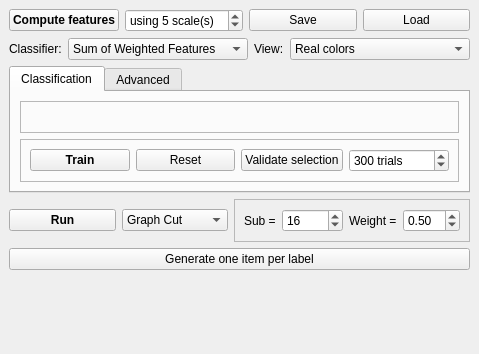
Old version of the form Polyhedron/demo/Polyhedron/Plugins/Classification/Classification_widget.ui in the repository CGAL/cgal.
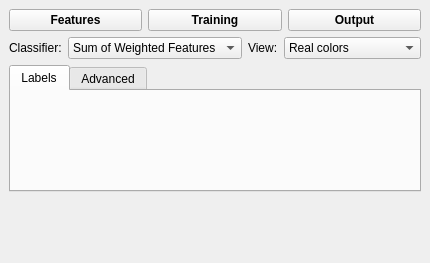
New version of the form.

Commit message: Better organisation of classification plugin

What changed in the file:
```diff
--- a/Polyhedron/demo/Polyhedron/Plugins/Classification/Classification_widget.ui
+++ b/Polyhedron/demo/Polyhedron/Plugins/Classification/Classification_widget.ui
@@ -6,15 +6,21 @@
    <rect>
     <x>0</x>
     <y>0</y>
-    <width>479</width>
-    <height>354</height>
+    <width>430</width>
+    <height>263</height>
    </rect>
   </property>
+  <property name="sizePolicy">
+   <sizepolicy hsizetype="Preferred" vsizetype="Minimum">
+    <horstretch>0</horstretch>
+    <verstretch>0</verstretch>
+   </sizepolicy>
+  </property>
   <property name="windowTitle">
    <string>Classification</string>
   </property>
   <widget class="QWidget" name="dockWidgetContents">
-   <layout class="QVBoxLayout" name="verticalLayout_4">
+   <layout class="QVBoxLayout" name="verticalLayout_3">
     <item>
      <layout class="QHBoxLayout" name="horizontalLayout_7">
       <item>
@@ -26,37 +32,33 @@
          </font>
         </property>
         <property name="text">
-         <string>Compute features</string>
+         <string>Features</string>
         </property>
        </widget>
       </item>
       <item>
-       <widget class="QSpinBox" name="numberOfScalesSpinBox">
-        <property name="suffix">
-         <string> scale(s)</string>
+       <widget class="QPushButton" name="training">
+        <property name="font">
+         <font>
+          <weight>75</weight>
+          <bold>true</bold>
+         </font>
         </property>
-        <property name="prefix">
-         <string>using </string>
-        </property>
-        <property name="minimum">
-         <number>1</number>
-        </property>
-        <property name="value">
-         <number>5</number>
-        </property>
-       </widget>
-      </item>
-      <item>
-       <widget class="QPushButton" name="save_config">
         <property name="text">
-         <string>Save</string>
+         <string>Training</string>
         </property>
        </widget>
       </item>
       <item>
-       <widget class="QPushButton" name="load_config">
+       <widget class="QPushButton" name="output">
+        <property name="font">
+         <font>
+          <weight>75</weight>
+          <bold>true</bold>
+         </font>
+        </property>
         <property name="text">
-         <string>Load</string>
+         <string>Output</string>
         </property>
        </widget>
       </item>
@@ -133,105 +135,20 @@
     </item>
     <item>
      <widget class="QTabWidget" name="tabWidget">
-      <property name="sizePolicy">
-       <sizepolicy hsizetype="Preferred" vsizetype="MinimumExpanding">
-        <horstretch>0</horstretch>
-        <verstretch>0</verstretch>
-       </sizepolicy>
-      </property>
-      <property name="contextMenuPolicy">
-       <enum>Qt::NoContextMenu</enum>
-      </property>
       <property name="currentIndex">
        <number>0</number>
       </property>
-      <widget class="QWidget" name="tab_classif">
-       <property name="sizePolicy">
-        <sizepolicy hsizetype="Expanding" vsizetype="Minimum">
-         <horstretch>0</horstretch>
-         <verstretch>0</verstretch>
-        </sizepolicy>
-       </property>
+      <widget class="QWidget" name="tab">
        <attribute name="title">
-        <string>Classification</string>
+        <string>Labels</string>
        </attribute>
-       <layout class="QVBoxLayout" name="verticalLayout">
+       <layout class="QVBoxLayout" name="verticalLayout_2">
         <item>
-         <widget class="QFrame" name="frame_2">
-          <property name="frameShape">
-           <enum>QFrame::StyledPanel</enum>
+         <layout class="QGridLayout" name="labelGrid">
+          <property name="sizeConstraint">
+           <enum>QLayout::SetDefaultConstraint</enum>
           </property>
-          <property name="frameShadow">
-           <enum>QFrame::Raised</enum>
-          </property>
-          <layout class="QHBoxLayout" name="horizontalLayout_12">
-           <item>
-            <layout class="QGridLayout" name="labelGrid">
-             <property name="sizeConstraint">
-              <enum>QLayout::SetDefaultConstraint</enum>
-             </property>
-            </layout>
-           </item>
-          </layout>
-         </widget>
-        </item>
-        <item>
-         <widget class="QFrame" name="frame_3">
-          <property name="frameShape">
-           <enum>QFrame::StyledPanel</enum>
-          </property>
-          <property name="frameShadow">
-           <enum>QFrame::Raised</enum>
-          </property>
-          <layout class="QHBoxLayout" name="horizontalLayout_6">
-           <item>
-            <widget class="QPushButton" name="train">
-             <property name="font">
-              <font>
-               <weight>75</weight>
-               <bold>true</bold>
-              </font>
-             </property>
-             <property name="text">
-              <string>Train</string>
-             </property>
-            </widget>
-           </item>
-           <item>
-            <widget class="QPushButton" name="reset_training_sets">
-             <property name="text">
-              <string>Reset</string>
-             </property>
-            </widget>
-           </item>
-           <item>
-            <widget class="QPushButton" name="validate_selection">
-             <property name="text">
-              <string>Validate selection</string>
-             </property>
-            </widget>
-           </item>
-           <item>
-            <widget class="QSpinBox" name="number_of_trials">
-             <property name="suffix">
-              <string> trials</string>
-             </property>
-             <property name="minimum">
-              <number>10</number>
-             </property>
-             <property name="maximum">
-              <number>10000</number>
-             </property>
-             <property name="singleStep">
-              <number>10</number>
-             </property>
-             <property name="value">
-              <number>300</number>
-             </property>
-            </widget>
-           </item>
-          </layout>
-         </widget>
+         </layout>
         </item>
        </layout>
       </widget>
@@ -245,7 +162,7 @@
        <attribute name="title">
         <string>Advanced</string>
        </attribute>
-       <layout class="QVBoxLayout" name="verticalLayout_3">
+       <layout class="QVBoxLayout" name="verticalLayout">
         <item>
          <layout class="QHBoxLayout" name="horizontalLayout_4" stretch="0,2">
           <item>
@@ -364,137 +281,15 @@
       </widget>
      </widget>
     </item>
-    <item>
-     <layout class="QHBoxLayout" name="horizontalLayout_9">
-      <item>
-       <widget class="QPushButton" name="run">
-        <property name="font">
-         <font>
-          <weight>75</weight>
-          <bold>true</bold>
-         </font>
-        </property>
-        <property name="text">
-         <string>Run</string>
-        </property>
-       </widget>
-      </item>
-      <item>
-       <widget class="QComboBox" name="regularizationComboBox">
-        <property name="currentIndex">
-         <number>2</number>
-        </property>
-        <item>
-         <property name="text">
-          <string>Simple</string>
-         </property>
-        </item>
-        <item>
-         <property name="text">
-          <string>Smoothed</string>
-         </property>
-        </item>
-        <item>
-         <property name="text">
-          <string>Graph Cut</string>
-         </property>
-        </item>
-       </widget>
-      </item>
-      <item>
-       <widget class="QFrame" name="frame">
-        <property name="frameShape">
-         <enum>QFrame::StyledPanel</enum>
-        </property>
-        <property name="frameShadow">
-         <enum>QFrame::Raised</enum>
-        </property>
-        <layout class="QHBoxLayout" name="horizontalLayout_10">
-         <item>
-          <layout class="QHBoxLayout" name="horizontalLayout_3">
-           <item>
-            <widget class="QLabel" name="label_6">
-             <property name="text">
-              <string>Sub =</string>
-             </property>
-            </widget>
-           </item>
-           <item>
-            <widget class="QSpinBox" name="subdivisionsSpinBox">
-             <property name="minimum">
-              <number>1</number>
-             </property>
-             <property name="maximum">
-              <number>10000</number>
-             </property>
-             <property name="value">
-              <number>16</number>
-             </property>
-            </widget>
-           </item>
-          </layout>
-         </item>
-         <item>
-          <layout class="QHBoxLayout" name="horizontalLayout_2">
-           <item>
-            <widget class="QLabel" name="label_5">
-             <property name="text">
-              <string>Weight =</string>
-             </property>
-            </widget>
-           </item>
-           <item>
-            <widget class="QDoubleSpinBox" name="smoothingDoubleSpinBox">
-             <property name="sizePolicy">
-              <sizepolicy hsizetype="Minimum" vsizetype="Fixed">
-               <horstretch>0</horstretch>
-               <verstretch>0</verstretch>
-              </sizepolicy>
-             </property>
-             <property name="toolTip">
-              <string>Smoothing strenght</string>
-             </property>
-             <property name="maximum">
-              <double>10.000000000000000</double>
-             </property>
-             <property name="singleStep">
-              <double>0.100000000000000</double>
-             </property>
-             <property name="value">
-              <double>0.500000000000000</double>
-             </property>
-            </widget>
-           </item>
-          </layout>
-         </item>
-        </layout>
-       </widget>
-      </item>
-     </layout>
-    </item>
-    <item>
-     <layout class="QHBoxLayout" name="horizontalLayout_5">
-      <item>
-       <widget class="QPushButton" name="generate_items">
-        <property name="text">
-         <string>Generate one item per label</string>
-        </property>
-       </widget>
-      </item>
-     </layout>
-    </item>
     <item>
      <spacer name="verticalSpacer">
       <property name="orientation">
        <enum>Qt::Vertical</enum>
       </property>
-      <property name="sizeType">
-       <enum>QSizePolicy::Expanding</enum>
-      </property>
       <property name="sizeHint" stdset="0">
        <size>
         <width>20</width>
-        <height>40</height>
+        <height>12</height>
        </size>
       </property>
      </spacer>
```
Left out of the diff: 10 changed lines with no effect on the pictures. The commit also changes 4 other files.
